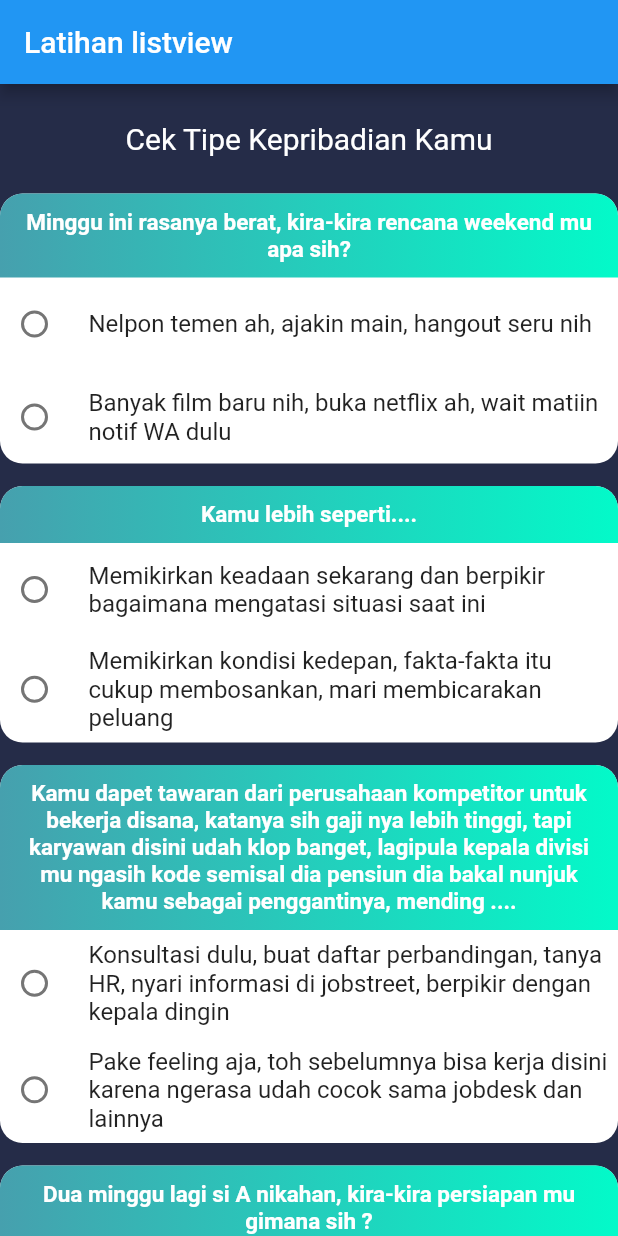
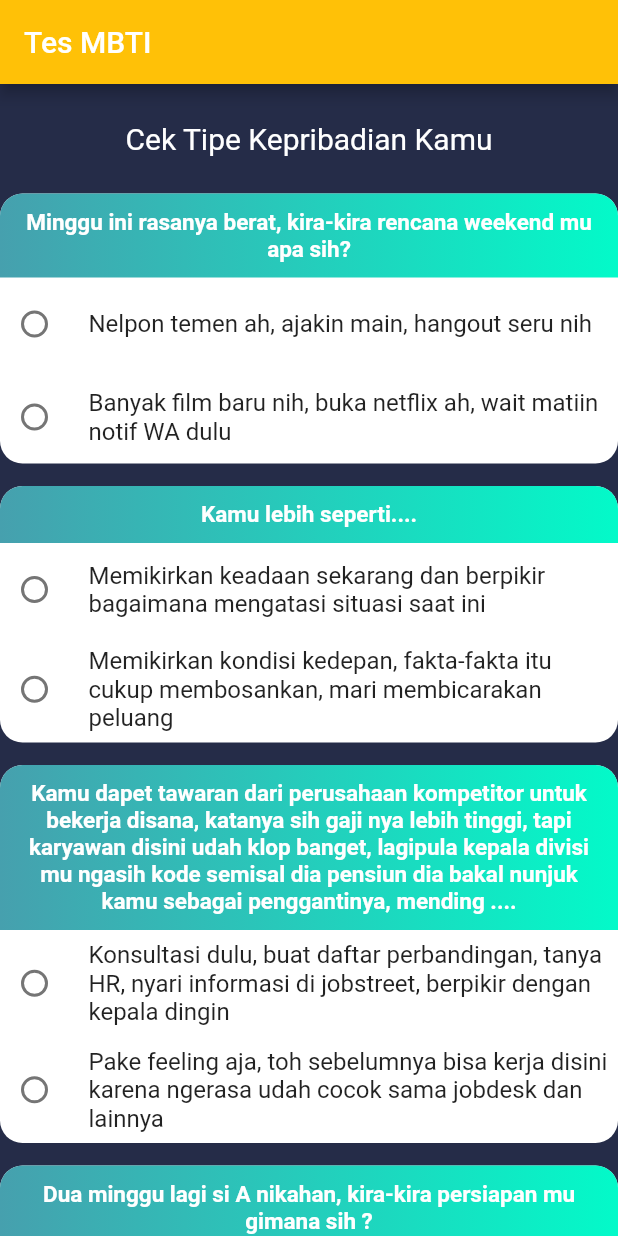
Before and after one commit to chrisdionisius/FlutterSimpleMBTI, a Flutter app: the screen it shows after launch, on a phone screen of 412 x 824 dp. Run offline on Flutter 3.47's test engine with Material 2 defaults, Android fonts, the phone set to English and light mode, and no system bars; network calls fail.

Commit message:
final commit

```diff
--- /dev/null
+++ b/lib/Kalkulasi.dart
@@ -0,0 +1,30 @@
+import 'package:flutter/cupertino.dart';
+import 'package:flutter/material.dart';
+
+class Kalkulasi extends StatelessWidget {
+  final Function display;
+  final analisis;
+
+  const Kalkulasi({Key key, this.display, this.analisis}) : super(key: key);
+
+  @override
+  Widget build(BuildContext context) {
+    return SizedBox(
+      width: double.infinity,
+      child: ElevatedButton(
+        onPressed: display,
+        style: ElevatedButton.styleFrom(
+          primary: Colors.amber,
+          padding: EdgeInsets.symmetric(vertical: 20),
+          shape: new RoundedRectangleBorder(
+            borderRadius: new BorderRadius.circular(15.0),
+          ),
+        ),
+        child: Text(
+          'Kalkulasi',
+          style: TextStyle(color: Colors.white, fontSize: 20),
+        ),
+      ),
+    );
+  }
+}
--- a/lib/ListPertanyaan.dart
+++ b/lib/ListPertanyaan.dart
@@ -2,12 +2,53 @@ import 'package:flutter/cupertino.dart';
 import 'package:flutter/material.dart';
 
 class ListPertanyaan extends StatelessWidget {
-  final pertanyaan;
+  final pertanyaan = const [
+    [
+      ['Minggu ini rasanya berat, kira-kira rencana weekend mu apa sih?', ''],
+      ['Nelpon temen ah, ajakin main, hangout seru nih', 'E'],
+      ['Banyak film baru nih, buka netflix ah, wait matiin notif WA dulu', 'I']
+    ],
+    [
+      ['Kamu lebih seperti....', ''],
+      [
+        'Memikirkan keadaan sekarang dan berpikir bagaimana mengatasi situasi saat ini',
+        'S'
+      ],
+      [
+        'Memikirkan kondisi kedepan, fakta-fakta itu cukup membosankan, mari membicarakan peluang',
+        'N'
+      ],
+    ],
+    [
+      [
+        'Kamu dapet tawaran dari perusahaan kompetitor untuk bekerja disana, katanya sih gaji nya lebih tinggi, tapi karyawan disini udah klop banget, lagipula kepala divisi mu ngasih kode semisal dia pensiun dia bakal nunjuk kamu sebagai penggantinya, mending ....',
+        ''
+      ],
+      [
+        'Konsultasi dulu, buat daftar perbandingan, tanya HR, nyari informasi di jobstreet, berpikir dengan kepala dingin',
+        'T'
+      ],
+      [
+        'Pake feeling aja, toh sebelumnya bisa kerja disini karena ngerasa udah cocok sama jobdesk dan lainnya',
+        'F'
+      ],
+    ],
+    [
+      ['Dua minggu lagi si A nikahan, kira-kira persiapan mu gimana sih ?', ''],
+      [
+        'Siapin playlist jaman sekolah buat di request ke pemain musiknya, mix-match baju buat berangkat, nyiapin kado pernikahan',
+        'J'
+      ],
+      [
+        'Apa itu rencana, toh acaranya pasti bakal meriah banget, go with the flow aja, biasanya hal-hal baik terjadi secara spontan',
+        'P'
+      ]
+    ]
+  ];
   final score;
   final hasil;
   final Function stateMethod;
-  const ListPertanyaan(
-      {Key key, this.pertanyaan, this.score, this.hasil, this.stateMethod})
+  const ListPertanyaan({Key key, this.score, this.hasil, this.stateMethod})
       : super(key: key);
 
   @override
--- a/lib/main.dart
+++ b/lib/main.dart
@@ -3,6 +3,7 @@ import 'package:flutter/material.dart';
 
 import 'Hasil.dart';
 import 'Judul.dart';
+import 'Kalkulasi.dart';
 import 'ListPertanyaan.dart';
 
 void main() => runApp(MyApp());
@@ -11,50 +12,6 @@ class MyApp extends StatefulWidget {
   @override
   _MyAppState createState() => _MyAppState();
 }
-
-final _pertanyaan = const [
-  [
-    ['Minggu ini rasanya berat, kira-kira rencana weekend mu apa sih?', ''],
-    ['Nelpon temen ah, ajakin main, hangout seru nih', 'E'],
-    ['Banyak film baru nih, buka netflix ah, wait matiin notif WA dulu', 'I']
-  ],
-  [
-    ['Kamu lebih seperti....', ''],
-    [
-      'Memikirkan keadaan sekarang dan berpikir bagaimana mengatasi situasi saat ini',
-      'S'
-    ],
-    [
-      'Memikirkan kondisi kedepan, fakta-fakta itu cukup membosankan, mari membicarakan peluang',
-      'N'
-    ],
-  ],
-  [
-    [
-      'Kamu dapet tawaran dari perusahaan kompetitor untuk bekerja disana, katanya sih gaji nya lebih tinggi, tapi karyawan disini udah klop banget, lagipula kepala divisi mu ngasih kode semisal dia pensiun dia bakal nunjuk kamu sebagai penggantinya, mending ....',
-      ''
-    ],
-    [
-      'Konsultasi dulu, buat daftar perbandingan, tanya HR, nyari informasi di jobstreet, berpikir dengan kepala dingin',
-      'T'
-    ],
-    [
-      'Pake feeling aja, toh sebelumnya bisa kerja disini karena ngerasa udah cocok sama jobdesk dan lainnya',
-      'F'
-    ],
-  ],
-  [
-    ['Dua minggu lagi si A nikahan, kira-kira persiapan mu gimana sih ?', ''],
-    [
-      'Siapin playlist jaman sekolah buat di request ke pemain musiknya, mix-match baju buat berangkat, nyiapin kado pernikahan',
-      'J'
-    ],
-    [
-      'Apa itu rencana, toh acaranya pasti bakal meriah banget, go with the flow aja, biasanya hal-hal baik terjadi secara spontan',
-      'P'
-    ]
-  ]
-];
 
 final _alignment = const [
   [
@@ -208,39 +165,16 @@ class _MyAppState extends State<MyApp> {
       home: Scaffold(
         backgroundColor: const Color(0xff252c48),
         appBar: AppBar(
-          title: Text("Latihan listview"),
+          title: Text("Tes MBTI"),
+          backgroundColor: Colors.amber,
         ),
         body: ListView(children: [
           Judul(),
-          ListPertanyaan(
-              pertanyaan: _pertanyaan,
-              score: _score,
-              hasil: hasil,
-              stateMethod: stateMethod),
-          Kalkulasi(),
+          ListPertanyaan(score: _score, hasil: hasil, stateMethod: stateMethod),
+          Kalkulasi(display: display),
           Hasil(analisis: analisis)
         ]),
       ),
     );
   }
-
-  SizedBox Kalkulasi() {
-    return SizedBox(
-      width: double.infinity,
-      child: ElevatedButton(
-        onPressed: display,
-        style: ElevatedButton.styleFrom(
-          primary: Colors.amber,
-          padding: EdgeInsets.symmetric(vertical: 20),
-          shape: new RoundedRectangleBorder(
-            borderRadius: new BorderRadius.circular(15.0),
-          ),
-        ),
-        child: Text(
-          'Kalkulasi',
-          style: TextStyle(color: Colors.white, fontSize: 20),
-        ),
-      ),
-    );
-  }
 }
```
